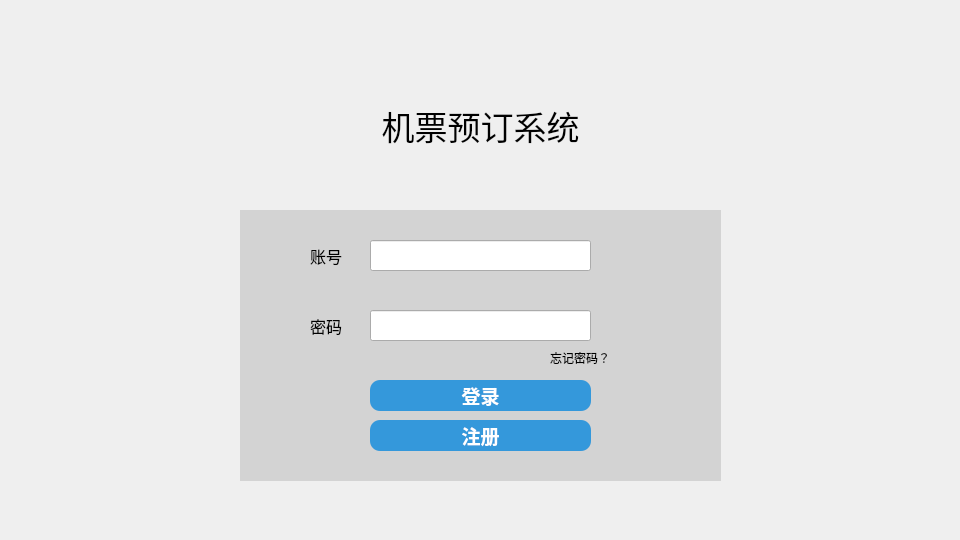
This is ui/loginpage.ui in delete3GM/Flight-Booking-System as Qt 5 draws it before an edit. The edited form follows.
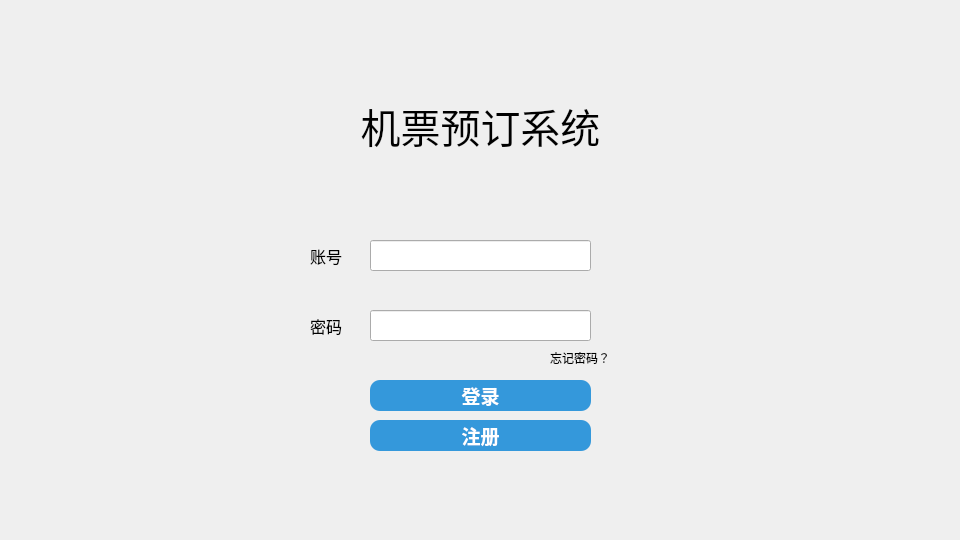
This is the edited form.

Diff of the .ui file:
```diff
--- a/ui/loginpage.ui
+++ b/ui/loginpage.ui
@@ -87,7 +87,8 @@
    </property>
    <property name="font">
     <font>
-     <pointsize>25</pointsize>
+     <family>幼圆</family>
+     <pointsize>30</pointsize>
     </font>
    </property>
    <property name="styleSheet">
@@ -172,22 +173,6 @@
     <string>注册</string>
    </property>
   </widget>
-  <widget class="QLabel" name="label">
-   <property name="geometry">
-    <rect>
-     <x>240</x>
-     <y>210</y>
-     <width>481</width>
-     <height>271</height>
-    </rect>
-   </property>
-   <property name="styleSheet">
-    <string notr="true">QLabel { background-color: lightgray; }</string>
-   </property>
-   <property name="text">
-    <string/>
-   </property>
-  </widget>
   <widget class="QLabel" name="changePswBtn">
    <property name="geometry">
     <rect>
```
Left out of the diff: 1 changed line with no effect on the pictures.
